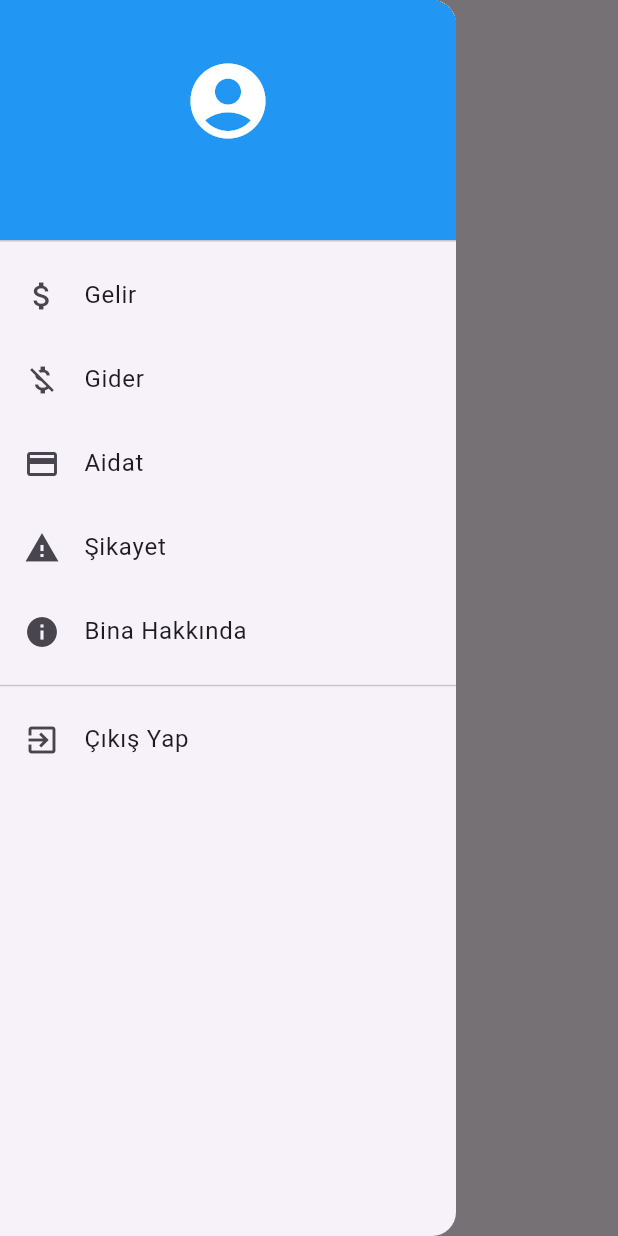
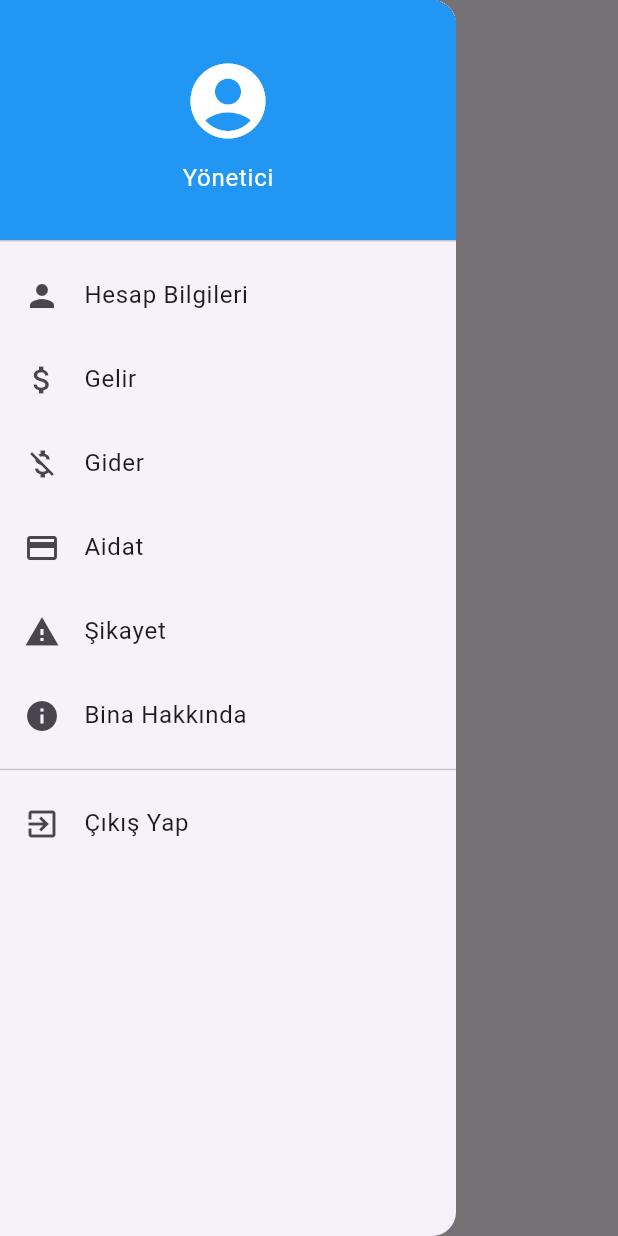
Before and after one commit to nurhat36/Site-Otomasyonu-Mobile, a Flutter app: the HomeScreen screen opened directly, with the side drawer open, on a phone screen of 412 x 824 dp. Run offline on Flutter 3.47's test engine with Material 3 defaults, Android fonts, the phone set to English and light mode, and no system bars; our stand-ins replace cloud_firestore, firebase_auth, firebase_core; accounts and stored records are empty.

Commit message:
home screeen adjusted

```diff
--- a/lib/HomeScreen.dart
+++ b/lib/HomeScreen.dart
@@ -1,15 +1,45 @@
 import 'package:flutter/material.dart';
 import 'package:firebase_auth/firebase_auth.dart';
+import 'package:cloud_firestore/cloud_firestore.dart';
 import 'LoginScreen.dart';
 
-class HomeScreen extends StatelessWidget {
+class HomeScreen extends StatefulWidget {
   const HomeScreen({super.key});
 
   @override
+  _HomeScreenState createState() => _HomeScreenState();
+}
+
+class _HomeScreenState extends State<HomeScreen> {
+  final FirebaseAuth _auth = FirebaseAuth.instance;
+  final FirebaseFirestore _firestore = FirebaseFirestore.instance;
+  User? user;
+  String binaNo = "Yükleniyor...";
+  String daireSayisi = "Yükleniyor...";
+
+  @override
+  void initState() {
+    super.initState();
+    user = _auth.currentUser;
+    _getBinaBilgileri();
+  }
+
+  Future<void> _getBinaBilgileri() async {
+    if (user != null) {
+      DocumentSnapshot<Map<String, dynamic>> doc =
+      await _firestore.collection("binalar").doc(user!.uid).get();
+
+      if (doc.exists) {
+        setState(() {
+          binaNo = doc.data()?["binaNo"] ?? "Bilinmiyor";
+          daireSayisi = doc.data()?["daireSayisi"]?.toString() ?? "Bilinmiyor";
+        });
+      }
+    }
+  }
+
+  @override
   Widget build(BuildContext context) {
-    final FirebaseAuth _auth = FirebaseAuth.instance;
-    final User? user = _auth.currentUser;
-
     return Scaffold(
       appBar: AppBar(
         title: const Text('Ana Sayfa'),
@@ -26,45 +56,58 @@ class HomeScreen extends StatelessWidget {
                   Icon(Icons.account_circle, size: 60, color: Colors.white),
                   SizedBox(height: 10),
                   Text(
-                    user?.email ?? 'Kullanıcı',
+                    "Yönetici", // Kullanıcı adını "Yönetici" olarak gösteriyoruz
                     style: TextStyle(color: Colors.white, fontSize: 16),
                   ),
                 ],
               ),
             ),
             ListTile(
+              leading: Icon(Icons.person),
+              title: Text('Hesap Bilgileri'),
+              onTap: () {
+                Navigator.push(context,
+                    MaterialPageRoute(builder: (context) => HesapBilgileriScreen(userEmail: user?.email ?? "Bilinmiyor")));
+              },
+            ),
+            ListTile(
               leading: Icon(Icons.attach_money),
               title: Text('Gelir'),
               onTap: () {
-                Navigator.push(context, MaterialPageRoute(builder: (context) => GelirScreen()));
+                Navigator.push(context,
+                    MaterialPageRoute(builder: (context) => GelirScreen()));
               },
             ),
             ListTile(
               leading: Icon(Icons.money_off),
               title: Text('Gider'),
               onTap: () {
-                Navigator.push(context, MaterialPageRoute(builder: (context) => GiderScreen()));
+                Navigator.push(context,
+                    MaterialPageRoute(builder: (context) => GiderScreen()));
               },
             ),
             ListTile(
               leading: Icon(Icons.payment),
               title: Text('Aidat'),
               onTap: () {
-                Navigator.push(context, MaterialPageRoute(builder: (context) => AidatScreen()));
+                Navigator.push(context,
+                    MaterialPageRoute(builder: (context) => AidatScreen()));
               },
             ),
             ListTile(
               leading: Icon(Icons.report_problem),
               title: Text('Şikayet'),
               onTap: () {
-                Navigator.push(context, MaterialPageRoute(builder: (context) => SikayetScreen()));
+                Navigator.push(context,
+                    MaterialPageRoute(builder: (context) => SikayetScreen()));
               },
             ),
             ListTile(
               leading: Icon(Icons.info),
               title: Text('Bina Hakkında'),
               onTap: () {
-                Navigator.push(context, MaterialPageRoute(builder: (context) => BinaHakkindaScreen()));
+                Navigator.push(context,
+                    MaterialPageRoute(builder: (context) => BinaHakkindaScreen(binaNo: binaNo, daireSayisi: daireSayisi)));
               },
             ),
             Divider(),
@@ -83,13 +126,30 @@ class HomeScreen extends StatelessWidget {
         ),
       ),
       body: Center(
-        child: Text('Hoş geldiniz, ${user?.email}!'),
+        child: Text('Hoş geldiniz, Yönetici!'),
       ),
     );
   }
 }
 
-// GELİR SAYFASI
+// ✅ Hesap Bilgileri Sayfası
+class HesapBilgileriScreen extends StatelessWidget {
+  final String userEmail;
+
+  HesapBilgileriScreen({required this.userEmail});
+
+  @override
+  Widget build(BuildContext context) {
+    return Scaffold(
+      appBar: AppBar(title: Text('Hesap Bilgileri')),
+      body: Center(
+        child: Text('Yönetici E-mail: $userEmail'),
+      ),
+    );
+  }
+}
+
+// ✅ Gelir Sayfası
 class GelirScreen extends StatelessWidget {
   @override
   Widget build(BuildContext context) {
@@ -100,7 +160,7 @@ class GelirScreen extends StatelessWidget {
   }
 }
 
-// GİDER SAYFASI
+// ✅ Gider Sayfası
 class GiderScreen extends StatelessWidget {
   @override
   Widget build(BuildContext context) {
@@ -111,7 +171,7 @@ class GiderScreen extends StatelessWidget {
   }
 }
 
-// AİDAT SAYFASI
+// ✅ Aidat Sayfası
 class AidatScreen extends StatelessWidget {
   @override
   Widget build(BuildContext context) {
@@ -122,7 +182,7 @@ class AidatScreen extends StatelessWidget {
   }
 }
 
-// ŞİKAYET SAYFASI
+// ✅ Şikayet Sayfası
 class SikayetScreen extends StatelessWidget {
   @override
   Widget build(BuildContext context) {
@@ -133,13 +193,27 @@ class SikayetScreen extends StatelessWidget {
   }
 }
 
-// BİNA HAKKINDA SAYFASI
+// ✅ Bina Hakkında Sayfası
 class BinaHakkindaScreen extends StatelessWidget {
+  final String binaNo;
+  final String daireSayisi;
+
+  BinaHakkindaScreen({required this.binaNo, required this.daireSayisi});
+
   @override
   Widget build(BuildContext context) {
     return Scaffold(
       appBar: AppBar(title: Text('Bina Hakkında')),
-      body: Center(child: Text('Bina bilgileri buraya gelecek')),
+      body: Center(
+        child: Column(
+          mainAxisAlignment: MainAxisAlignment.center,
+          children: [
+            Text('Bina Numarası: $binaNo', style: TextStyle(fontSize: 18)),
+            SizedBox(height: 10),
+            Text('Daire Sayısı: $daireSayisi', style: TextStyle(fontSize: 18)),
+          ],
+        ),
+      ),
     );
   }
 }
```
